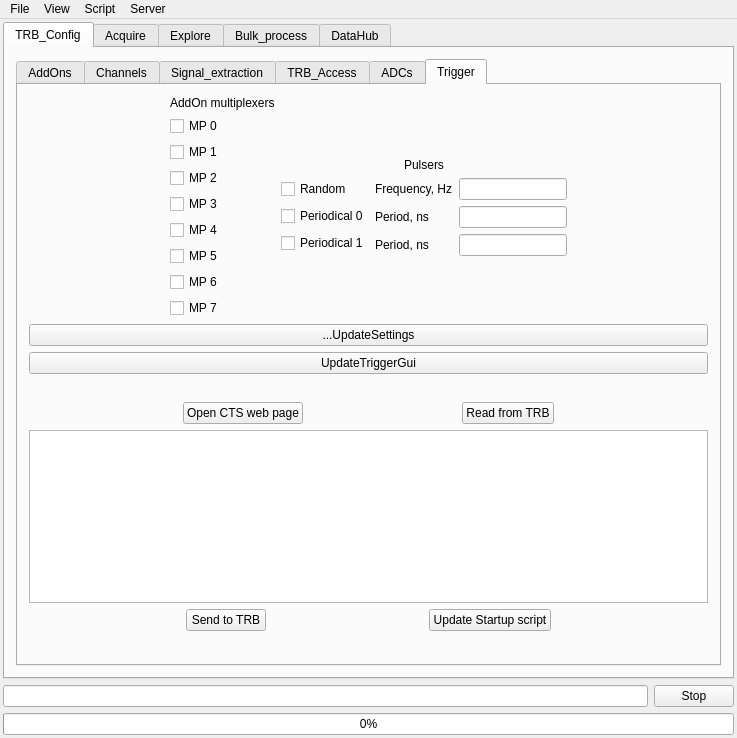
Old version of the form GUI/mainwindow.ui in the repository andrmor/TRB3reader.
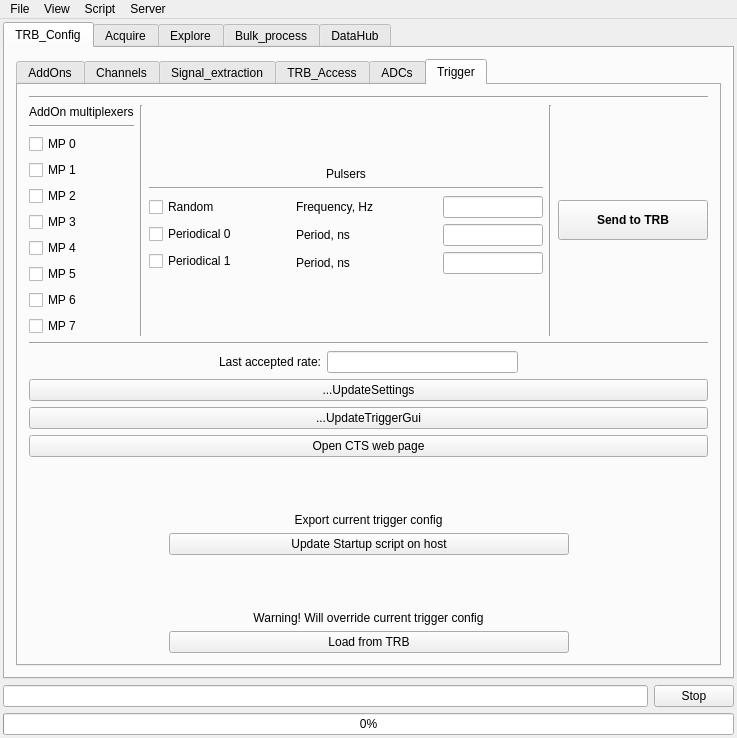
New version of the form. The open tabs and pages were chosen to show the change.

```diff
--- a/GUI/mainwindow.ui
+++ b/GUI/mainwindow.ui
@@ -30,7 +30,7 @@
     <item>
      <widget class="QTabWidget" name="twMain">
       <property name="currentIndex">
-       <number>1</number>
+       <number>0</number>
       </property>
       <widget class="QWidget" name="tab_8">
        <attribute name="title">
@@ -1821,7 +1821,14 @@
             <item>
              <widget class="QPushButton" name="pbRefreshBufferIndication">
               <property name="text">
-               <string>Refresh gui</string>
+               <string>...Refresh gui</string>
+              </property>
+             </widget>
+            </item>
+            <item>
+             <widget class="QPushButton" name="pbOpenBufferWebPage">
+              <property name="text">
+               <string>Open Buffer web page</string>
               </property>
              </widget>
             </item>
@@ -1970,24 +1977,18 @@
             <string>Trigger</string>
            </attribute>
            <layout class="QVBoxLayout" name="verticalLayout_21">
+            <item>
+             <widget class="Line" name="line_11">
+              <property name="orientation">
+               <enum>Qt::Horizontal</enum>
+              </property>
+             </widget>
+            </item>
             <item>
              <layout class="QHBoxLayout" name="horizontalLayout_63">
               <property name="topMargin">
                <number>0</number>
               </property>
-              <item>
-               <spacer name="horizontalSpacer_36">
-                <property name="orientation">
-                 <enum>Qt::Horizontal</enum>
-                </property>
-                <property name="sizeHint" stdset="0">
-                 <size>
-                  <width>40</width>
-                  <height>20</height>
-                 </size>
-                </property>
-               </spacer>
-              </item>
               <item>
                <layout class="QVBoxLayout" name="verticalLayout_39">
                 <item>
@@ -1997,6 +1998,13 @@
                   </property>
                  </widget>
                 </item>
+                <item>
+                 <widget class="Line" name="line_13">
+                  <property name="orientation">
+                   <enum>Qt::Horizontal</enum>
+                  </property>
+                 </widget>
+                </item>
                 <item>
                  <widget class="QCheckBox" name="cbMP0">
                   <property name="text">
@@ -2055,6 +2063,13 @@
                 </item>
                </layout>
               </item>
+              <item>
+               <widget class="Line" name="line_12">
+                <property name="orientation">
+                 <enum>Qt::Vertical</enum>
+                </property>
+               </widget>
+              </item>
               <item>
                <layout class="QVBoxLayout" name="verticalLayout_40">
                 <item>
@@ -2080,6 +2095,13 @@
                   </property>
                  </widget>
                 </item>
+                <item>
+                 <widget class="Line" name="line_14">
+                  <property name="orientation">
+                   <enum>Qt::Horizontal</enum>
+                  </property>
+                 </widget>
+                </item>
                 <item>
                  <layout class="QHBoxLayout" name="horizontalLayout_64">
                   <item>
@@ -2144,13 +2166,34 @@
                      <number>0</number>
                     </property>
                     <item>
-                     <widget class="QLineEdit" name="leRandomFrequency"/>
+                     <widget class="QLineEdit" name="leRandomFrequency">
+                      <property name="maximumSize">
+                       <size>
+                        <width>100</width>
+                        <height>16777215</height>
+                       </size>
+                      </property>
+                     </widget>
                     </item>
                     <item>
-                     <widget class="QLineEdit" name="lePeriod0"/>
+                     <widget class="QLineEdit" name="lePeriod0">
+                      <property name="maximumSize">
+                       <size>
+                        <width>100</width>
+                        <height>16777215</height>
+                       </size>
+                      </property>
+                     </widget>
                     </item>
                     <item>
-                     <widget class="QLineEdit" name="lePeriod1"/>
+                     <widget class="QLineEdit" name="lePeriod1">
+                      <property name="maximumSize">
+                       <size>
+                        <width>100</width>
+                        <height>16777215</height>
+                       </size>
+                      </property>
+                     </widget>
                     </item>
                    </layout>
                   </item>
@@ -2172,7 +2215,77 @@
                </layout>
               </item>
               <item>
-               <spacer name="horizontalSpacer_37">
+               <widget class="Line" name="line_9">
+                <property name="orientation">
+                 <enum>Qt::Vertical</enum>
+                </property>
+               </widget>
+              </item>
+              <item>
+               <widget class="QPushButton" name="pbSendCTStoTRB">
+                <property name="enabled">
+                 <bool>true</bool>
+                </property>
+                <property name="minimumSize">
+                 <size>
+                  <width>150</width>
+                  <height>40</height>
+                 </size>
+                </property>
+                <property name="font">
+                 <font>
+                  <weight>75</weight>
+                  <bold>true</bold>
+                 </font>
+                </property>
+                <property name="text">
+                 <string>Send to TRB</string>
+                </property>
+               </widget>
+              </item>
+             </layout>
+            </item>
+            <item>
+             <widget class="Line" name="line_10">
+              <property name="orientation">
+               <enum>Qt::Horizontal</enum>
+              </property>
+             </widget>
+            </item>
+            <item>
+             <layout class="QHBoxLayout" name="horizontalLayout_65">
+              <property name="topMargin">
+               <number>0</number>
+              </property>
+              <item>
+               <spacer name="horizontalSpacer_12">
+                <property name="orientation">
+                 <enum>Qt::Horizontal</enum>
+                </property>
+                <property name="sizeHint" stdset="0">
+                 <size>
+                  <width>40</width>
+                  <height>20</height>
+                 </size>
+                </property>
+               </spacer>
+              </item>
+              <item>
+               <widget class="QLabel" name="label_70">
+                <property name="text">
+                 <string>Last accepted rate:</string>
+                </property>
+               </widget>
+              </item>
+              <item>
+               <widget class="QLineEdit" name="leCurrentAceptedRate">
+                <property name="readOnly">
+                 <bool>true</bool>
+                </property>
+               </widget>
+              </item>
+              <item>
+               <spacer name="horizontalSpacer_18">
                 <property name="orientation">
                  <enum>Qt::Horizontal</enum>
                 </property>
@@ -2196,7 +2309,14 @@
             <item>
              <widget class="QPushButton" name="pbUpdateTriggerGui">
               <property name="text">
-               <string>UpdateTriggerGui</string>
+               <string>...UpdateTriggerGui</string>
+              </property>
+             </widget>
+            </item>
+            <item>
+             <widget class="QPushButton" name="pbOpenCtsWebPage">
+              <property name="text">
+               <string>Open CTS web page</string>
               </property>
              </widget>
             </item>
@@ -2213,6 +2333,16 @@
               </property>
              </spacer>
             </item>
+            <item>
+             <widget class="QLabel" name="label_61">
+              <property name="text">
+               <string>Export current trigger config</string>
+              </property>
+              <property name="alignment">
+               <set>Qt::AlignCenter</set>
+              </property>
+             </widget>
+            </item>
             <item>
              <layout class="QHBoxLayout" name="horizontalLayout_48">
               <item>
@@ -2229,29 +2359,15 @@
                </spacer>
               </item>
               <item>
-               <widget class="QPushButton" name="pbOpenCtsWebPage">
-                <property name="text">
-                 <string>Open CTS web page</string>
-                </property>
-               </widget>
-              </item>
-              <item>
-               <spacer name="horizontalSpacer_12">
-                <property name="orientation">
-                 <enum>Qt::Horizontal</enum>
-                </property>
-                <property name="sizeHint" stdset="0">
+               <widget class="QPushButton" name="pbUpdateStartup">
+                <property name="minimumSize">
                  <size>
-                  <width>40</width>
-                  <height>20</height>
+                  <width>400</width>
+                  <height>0</height>
                  </size>
                 </property>
-               </spacer>
-              </item>
-              <item>
-               <widget class="QPushButton" name="pbReadTriggerSettingsFromTrb">
                 <property name="text">
-                 <string>Read from TRB</string>
+                 <string>Update Startup script on host</string>
                 </property>
                </widget>
               </item>
@@ -2271,37 +2387,30 @@
              </layout>
             </item>
             <item>
-             <widget class="QPlainTextEdit" name="pteCTS">
-              <property name="readOnly">
-               <bool>true</bool>
+             <spacer name="verticalSpacer_29">
+              <property name="orientation">
+               <enum>Qt::Vertical</enum>
+              </property>
+              <property name="sizeHint" stdset="0">
+               <size>
+                <width>20</width>
+                <height>40</height>
+               </size>
+              </property>
+             </spacer>
+            </item>
+            <item>
+             <widget class="QLabel" name="label_69">
+              <property name="text">
+               <string>Warning! Will override current trigger config</string>
+              </property>
+              <property name="alignment">
+               <set>Qt::AlignCenter</set>
               </property>
              </widget>
             </item>
             <item>
              <layout class="QHBoxLayout" name="horizontalLayout_55">
-              <item>
-               <spacer name="horizontalSpacer_18">
-                <property name="orientation">
-                 <enum>Qt::Horizontal</enum>
-                </property>
-                <property name="sizeHint" stdset="0">
-                 <size>
-                  <width>40</width>
-                  <height>20</height>
-                 </size>
-                </property>
-               </spacer>
-              </item>
-              <item>
-               <widget class="QPushButton" name="pbSendCTStoTRB">
-                <property name="enabled">
-                 <bool>true</bool>
-                </property>
-                <property name="text">
-                 <string>Send to TRB</string>
-                </property>
-               </widget>
-              </item>
               <item>
                <spacer name="horizontalSpacer_20">
                 <property name="orientation">
@@ -2316,9 +2425,15 @@
                </spacer>
               </item>
               <item>
-               <widget class="QPushButton" name="pbUpdateStartup">
+               <widget class="QPushButton" name="pbReadTriggerSettingsFromTrb">
+                <property name="minimumSize">
+                 <size>
+                  <width>400</width>
+                  <height>0</height>
+                 </size>
+                </property>
                 <property name="text">
-                 <string>Update Startup script</string>
+                 <string>Load from TRB</string>
                 </property>
                </widget>
               </item>
@@ -2337,19 +2452,6 @@
               </item>
              </layout>
             </item>
-            <item>
-             <spacer name="verticalSpacer_29">
-              <property name="orientation">
-               <enum>Qt::Vertical</enum>
-              </property>
-              <property name="sizeHint" stdset="0">
-               <size>
-                <width>20</width>
-                <height>40</height>
-               </size>
-              </property>
-             </spacer>
-            </item>
            </layout>
           </widget>
          </widget>
```
